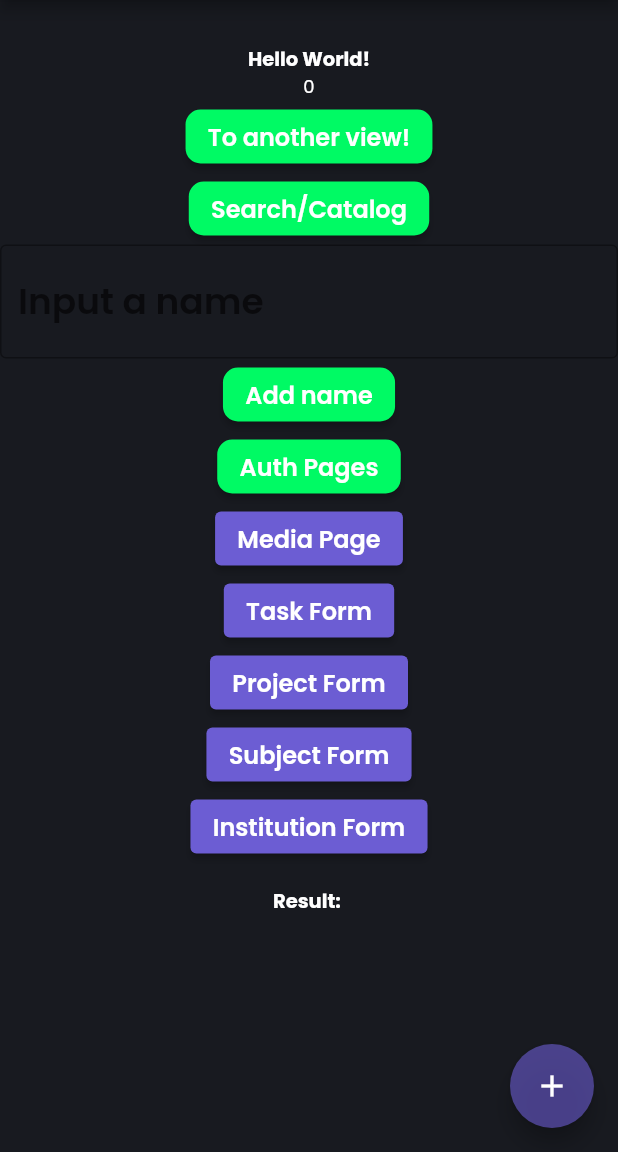
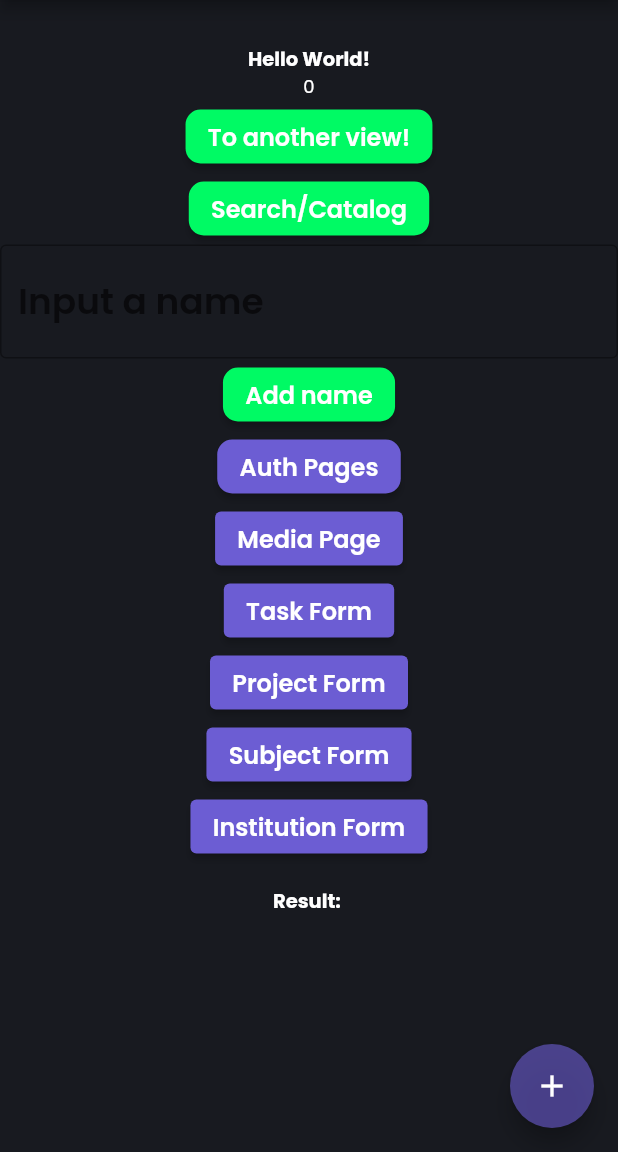
Before and after one commit to DreFlo/lgp-2223-sc1, a Flutter app: the HomePage screen opened directly, on a phone screen of 412 x 824 dp, the part 84-1236 px from its top. Run offline on Flutter 3.47's test engine with Material 2 defaults, Android fonts, the phone set to English and light mode, and no system bars; our stand-ins replace floor, flutter_svg, get_it, like_button, lottie, rive and 1 more; missing offline and left inert: books_finder, emojis, tmdb_api; accounts and stored records are empty; generated files the repository leaves out were written again.

Commit message:
Fix 'Auth Pages' button color

```diff
--- a/src/lib/pages/home_page.dart
+++ b/src/lib/pages/home_page.dart
@@ -538,8 +538,7 @@ class _HomePageState extends State<HomePage> {
             ),
             ElevatedButton(
               style: ButtonStyle(
-                  backgroundColor: MaterialStateProperty.all(
-                      const Color.fromRGBO(0, 250, 100, 1)),
+                  backgroundColor: MaterialStateProperty.all(Color(0xFF6C5DD3)),
                   shape: MaterialStateProperty.all<RoundedRectangleBorder>(
                       const RoundedRectangleBorder(
                           borderRadius: BorderRadius.only(
```
